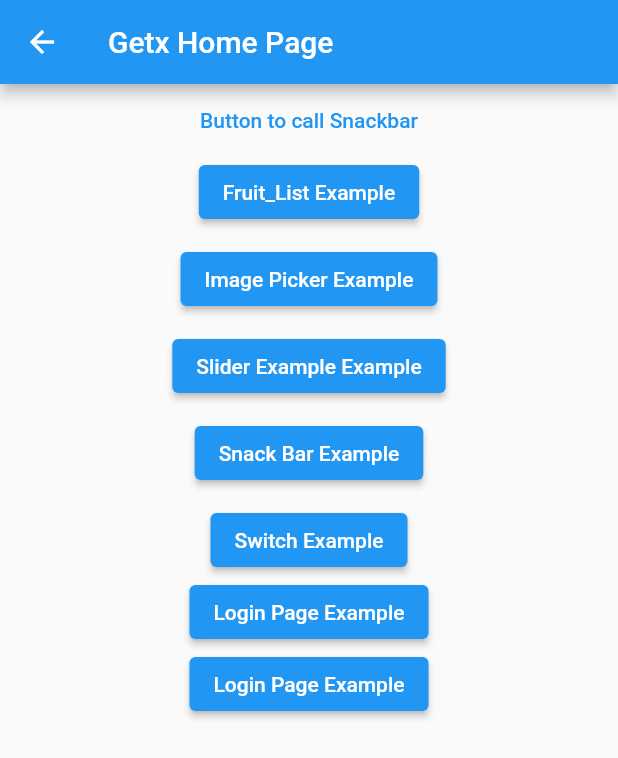
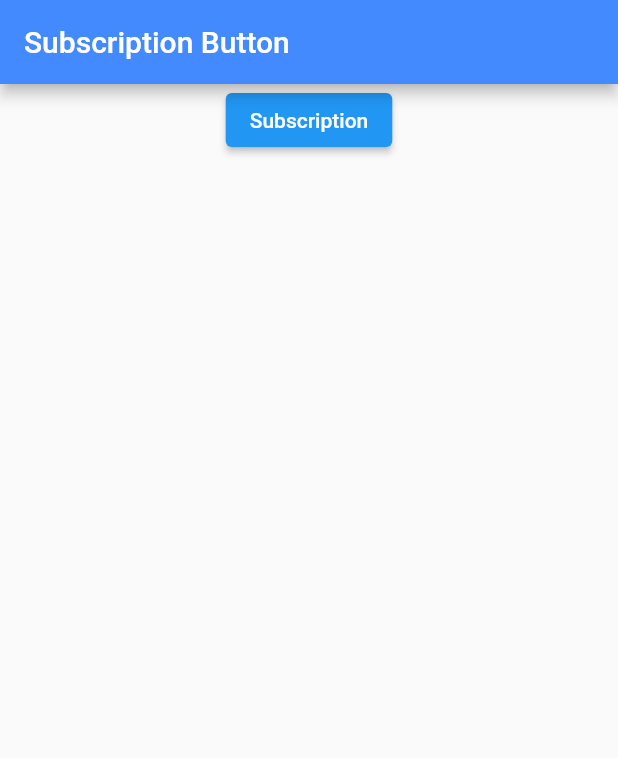
Before and after one commit to narayannalbhe1/getx_learn_roadmap, a Flutter app: the screen it shows after launch, on a phone screen of 412 x 824 dp. Shown: the top 758 px of the screen. Run offline on Flutter 3.47's test engine with Material 2 defaults, Android fonts, the phone set to English and light mode, and no system bars; our stand-ins replace get, image_picker.

Commit message:
10 Jan 2024 narayan_dev

```diff
--- /dev/null
+++ b/lib/Dummy Ui for Project/SubscriptionUi.dart
@@ -0,0 +1,37 @@
+import 'package:flutter/material.dart';
+import 'package:getx_learn_roadmap/Dummy%20Ui%20for%20Project/SubscriptionUiPage.dart';
+
+class SubscriptionUi extends StatefulWidget {
+  const SubscriptionUi({super.key});
+
+  @override
+  State<SubscriptionUi> createState() => _SubscriptionUiState();
+}
+
+class _SubscriptionUiState extends State<SubscriptionUi> {
+  @override
+  Widget build(BuildContext context) {
+    return Scaffold(
+      appBar: AppBar(
+        backgroundColor: Colors.blueAccent,
+        automaticallyImplyLeading: false,
+        title:Text('Subscription Button'),
+      ),
+      body: Column(
+        children: [
+          Center(
+            child: ElevatedButton(
+                onPressed: (){
+                  Navigator.push(context,
+                      MaterialPageRoute(builder: (context){
+                      return  SubscriptionUiPage();
+                  }));
+                }, child: Text(
+                'Subscription'
+            )),
+          )
+        ],
+      ),
+    );
+  }
+}
--- a/lib/main.dart
+++ b/lib/main.dart
@@ -1,5 +1,6 @@
 import 'package:flutter/material.dart';
 import 'package:get/get.dart';
+import 'package:getx_learn_roadmap/Dummy%20Ui%20for%20Project/SubscriptionUi.dart';
 import 'package:getx_learn_roadmap/Screens/Fruit_List.dart';
 import 'package:getx_learn_roadmap/Screens/Home%20Screen/HomeScreen.dart';
 import 'package:getx_learn_roadmap/Screens/ImagePickerExample.dart';
@@ -23,7 +24,7 @@ class MyApp extends StatelessWidget {
 
         primarySwatch: Colors.blue,
       ),
-      home: HomeScreen(),
+      home: SubscriptionUi(),
     );
   }
 }
```
Also changed, not shown: lib/Dummy Ui for Project/HorizontalScrollingDate.dart (added, +62 -0 lines), lib/Dummy Ui for Project/SubscriptionUiPage.dart (added, +127 -0 lines).
